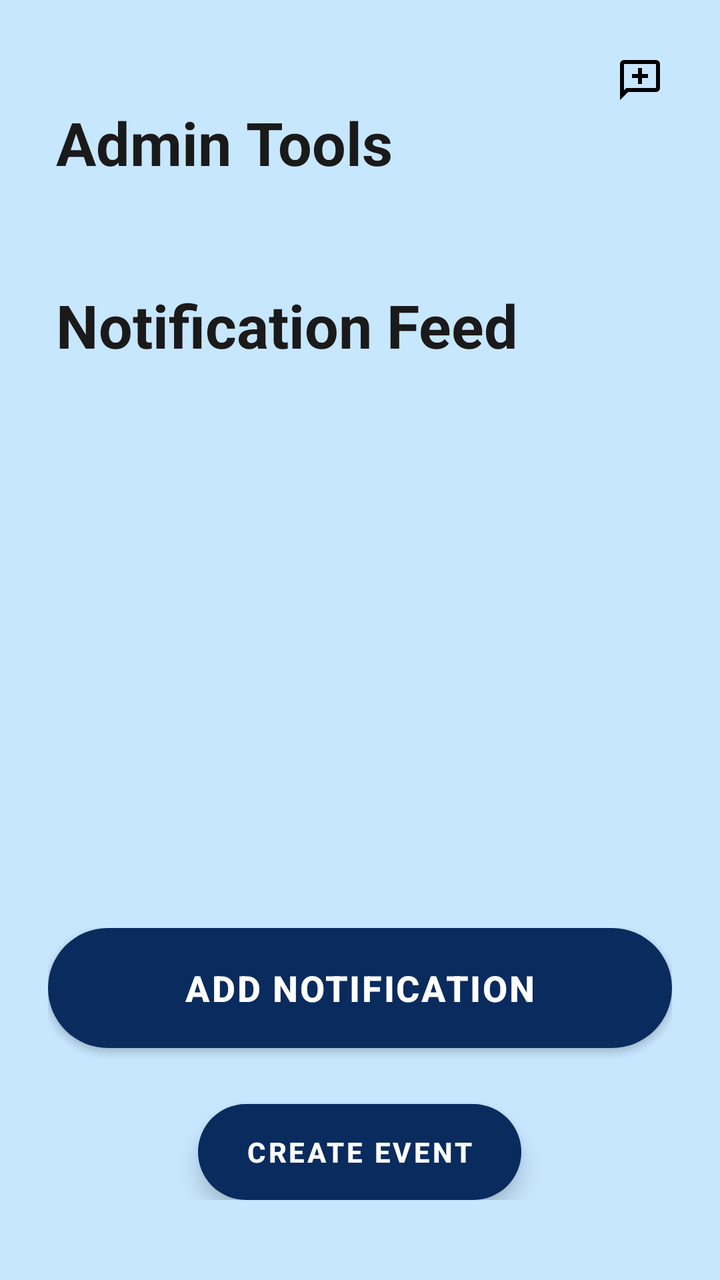
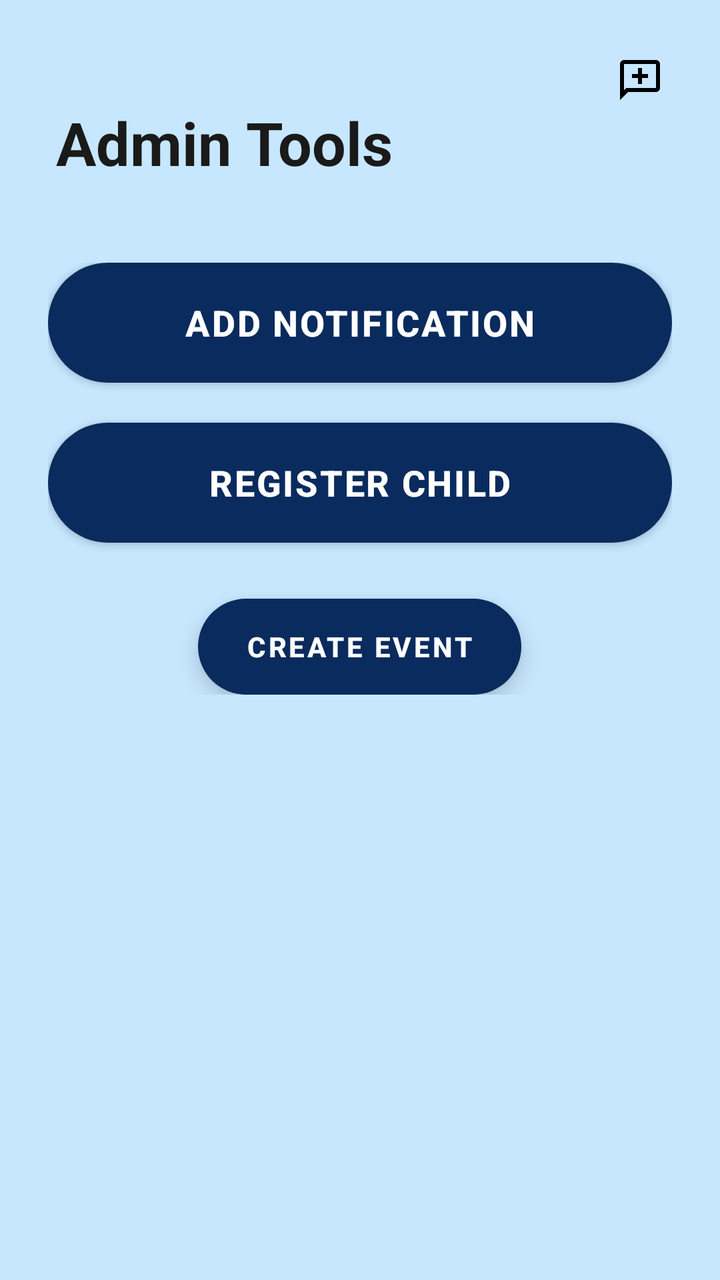

Two renders of the same Android screen: before a commit and after it. Below are the layout's source before the change and the commit's diff.
<!-- AndroidManifest.xml: application theme Theme.NurtureNest -->
<!-- res/layout/fragment_admin_dashboard.xml -->
<LinearLayout
    xmlns:android="http://schemas.android.com/apk/res/android"
    xmlns:app="http://schemas.android.com/apk/res-auto"
    xmlns:tools="http://schemas.android.com/tools"
    android:layout_width="match_parent"
    android:layout_height="match_parent"
    android:orientation="vertical"
    android:background="?attr/colorBackground"
    tools:context=".fragments.AdminDashboardFragment">

    
    <RelativeLayout
        android:layout_width="match_parent"
        android:layout_height="wrap_content"
        android:paddingTop="16dp"
        android:paddingBottom="16dp">

        <TextView
            android:id="@+id/AdminDashTitle"
            android:layout_width="wrap_content"
            android:layout_height="wrap_content"
            android:layout_marginStart="28dp"
            android:layout_marginTop="35dp"
            android:text="Admin Tools"
            android:textSize="30sp"
            android:textStyle="bold"
            android:textColor="?attr/colorOnBackground" />

        
        <ImageButton
            android:id="@+id/btnChat"
            android:layout_width="48dp"
            android:layout_height="48dp"
            android:layout_alignParentEnd="true"
            android:layout_marginEnd="16dp"
            android:background="?attr/selectableItemBackgroundBorderless"
            android:contentDescription="Chats"
            android:src="@drawable/ic_chat" />

    </RelativeLayout>

    
    <TextView
        android:id="@+id/notification_feed"
        android:layout_width="wrap_content"
        android:layout_height="wrap_content"
        android:layout_marginStart="28dp"
        android:layout_marginTop="35dp"
        android:text="Notification Feed"
        android:textSize="30sp"
        android:textStyle="bold"
        android:textColor="?attr/colorOnBackground" />

    
    <androidx.recyclerview.widget.RecyclerView
        android:id="@+id/rvAnnouncements"
        android:layout_width="match_parent"
        android:layout_height="0dp"
        android:layout_weight="1"
        android:layout_marginTop="16dp"
        android:paddingStart="16dp"
        android:paddingEnd="16dp"
        android:clipToPadding="false" />

    
    <LinearLayout
        android:layout_width="match_parent"
        android:layout_height="wrap_content"
        android:orientation="vertical"
        android:gravity="center"
        android:padding="24dp"
        android:layout_marginBottom="16dp">

        
        <Button
            android:id="@+id/btnAddNotification"
            android:layout_width="match_parent"
            android:layout_height="60dp"
            android:layout_marginBottom="20dp"
            android:background="@drawable/rounded_button"
            android:elevation="6dp"
            android:text="Add Notification"
            android:textColor="?attr/colorOnPrimary"
            android:textSize="18sp"
            android:textStyle="bold"
            android:letterSpacing="0.05"
            android:fontFamily="sans-serif-medium" />

        
        <com.google.android.material.floatingactionbutton.ExtendedFloatingActionButton
            android:id="@+id/fabCreateEvent"
            android:layout_width="wrap_content"
            android:layout_height="wrap_content"
            android:layout_gravity="center"
            android:layout_marginTop="8dp"
            android:icon="@drawable/ic_link_add"
            android:text="Create Event"
            android:textColor="?attr/colorOnPrimary"
            android:textStyle="bold"
            android:elevation="8dp"
            android:paddingHorizontal="24dp"
            app:iconTint="?attr/colorOnPrimary"
            app:backgroundTint="?attr/colorPrimary" />

    </LinearLayout>

</LinearLayout>
<!-- resources referenced by this layout -->
<resources>
  <!-- drawable ic_chat (drawable) -->
  <vector xmlns:android="http://schemas.android.com/apk/res/android" android:height="24dp" android:tint="#000000" android:viewportHeight="960" android:viewportWidth="960" android:width="24dp">
        
      <path android:fillColor="@android:color/white" android:pathData="M440,560L520,560L520,440L640,440L640,360L520,360L520,240L440,240L440,360L320,360L320,440L440,440L440,560ZM80,880L80,160Q80,127 103.5,103.5Q127,80 160,80L800,80Q833,80 856.5,103.5Q880,127 880,160L880,640Q880,673 856.5,696.5Q833,720 800,720L240,720L80,880ZM206,640L800,640Q800,640 800,640Q800,640 800,640L800,160Q800,160 800,160Q800,160 800,160L160,160Q160,160 160,160Q160,160 160,160L160,685L206,640ZM160,640L160,640L160,160Q160,160 160,160Q160,160 160,160L160,160Q160,160 160,160Q160,160 160,160L160,640Q160,640 160,640Q160,640 160,640Z"/>
      
  </vector>
  <!-- drawable ic_link_add (drawable) -->
  <vector xmlns:android="http://schemas.android.com/apk/res/android" android:height="24dp" android:tint="#000000" android:viewportHeight="24" android:viewportWidth="24" android:width="24dp">
        
      <path android:fillColor="@android:color/white" android:pathData="M19,13h-6v6h-2v-6H5v-2h6V5h2v6h6v2z"/>
      
  </vector>
  <!-- drawable rounded_button (drawable) -->
  <shape xmlns:android="http://schemas.android.com/apk/res/android" android:shape="rectangle">
      <solid android:color="#052659"/>
      <corners android:radius="30dp"/>
  </shape>
  <style name="Theme.NurtureNest" parent="Theme.MaterialComponents.DayNight.NoActionBar">
          <item name="colorPrimary">#0A2B5D</item>
          <item name="colorOnPrimary">#FFFFFF</item>
          <item name="colorSurface">#000000</item>
          <item name="colorOnSurface">#FFFFFF</item>
          <item name="colorBackground">#C7E7FF</item>
          <item name="colorOnBackground">#1A1A1A</item>
          <item name="android:windowBackground">#C7E7FF</item>
      </style>
</resources>

<!-- the commit's change to res/layout/fragment_admin_dashboard.xml (unified diff, before → after) -->
@@ -14,6 +14,7 @@
         android:layout_height="wrap_content"
         android:paddingTop="16dp"
         android:paddingBottom="16dp">
+
 
         <TextView
             android:id="@+id/AdminDashTitle"
@@ -40,29 +41,6 @@
     </RelativeLayout>
 
     
-    <TextView
-        android:id="@+id/notification_feed"
-        android:layout_width="wrap_content"
-        android:layout_height="wrap_content"
-        android:layout_marginStart="28dp"
-        android:layout_marginTop="35dp"
-        android:text="Notification Feed"
-        android:textSize="30sp"
-        android:textStyle="bold"
-        android:textColor="?attr/colorOnBackground" />
-
-    
-    <androidx.recyclerview.widget.RecyclerView
-        android:id="@+id/rvAnnouncements"
-        android:layout_width="match_parent"
-        android:layout_height="0dp"
-        android:layout_weight="1"
-        android:layout_marginTop="16dp"
-        android:paddingStart="16dp"
-        android:paddingEnd="16dp"
-        android:clipToPadding="false" />
-
-    
     <LinearLayout
         android:layout_width="match_parent"
         android:layout_height="wrap_content"
@@ -71,6 +49,7 @@
         android:padding="24dp"
         android:layout_marginBottom="16dp">
 
+        
         
         <Button
             android:id="@+id/btnAddNotification"
@@ -85,6 +64,24 @@
             android:textStyle="bold"
             android:letterSpacing="0.05"
             android:fontFamily="sans-serif-medium" />
+
+        
+        <Button
+            android:id="@+id/btnRegisterChild"
+            android:layout_width="match_parent"
+            android:layout_height="60dp"
+            android:layout_marginBottom="20dp"
+            android:background="@drawable/rounded_button"
+            android:elevation="6dp"
+            android:text="Register Child"
+            android:textColor="?attr/colorOnPrimary"
+            android:textSize="18sp"
+            android:textStyle="bold"
+            android:letterSpacing="0.05"
+            android:fontFamily="sans-serif-medium" />
+
+
+
 
         
         <com.google.android.material.floatingactionbutton.ExtendedFloatingActionButton
<!-- resource entries referenced after the edit -->
@@ -25,6 +25,7 @@
           <item name="colorBackground">#C7E7FF</item>
           <item name="colorOnBackground">#1A1A1A</item>
           <item name="android:windowBackground">#C7E7FF</item>
+          <item name="TextColor">#000000</item>
       </style>
 </resources>
 
